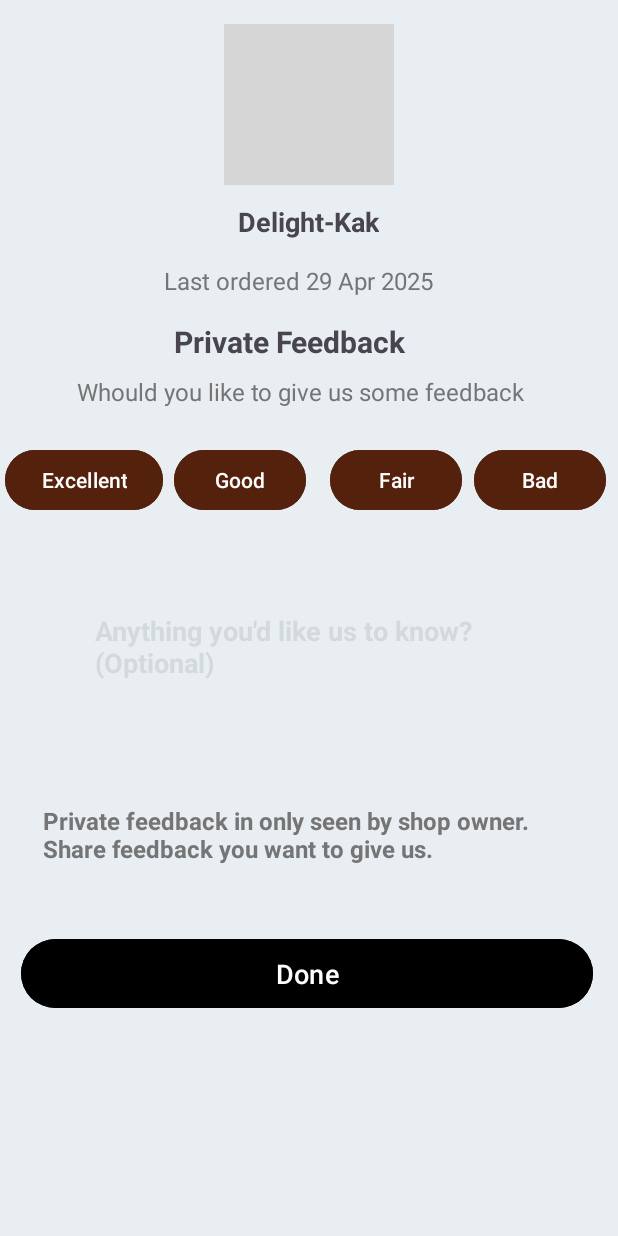
After one commit to Remy2404/coffeecorner, an Android app: the layout fragment_heng_user.xml on its own in the app's theme, with its tools: preview values and no code run, on a phone screen of 412 x 824 dp. The commit adds this screen. Run offline under Robolectric (Android 15) with nearby library versions, the phone set to English and light mode, and no system bars; grey boxes are pictures that could not be loaded.

Commit message:
feedback

```diff
--- a/app/src/main/java/com/coffeecorner/app/fragments/EditProfileFragment.java
+++ b/app/src/main/java/com/coffeecorner/app/fragments/EditProfileFragment.java
@@ -46,7 +46,6 @@ import de.hdodenhof.circleimageview.CircleImageView;
 import io.github.jan.supabase.postgrest.Postgrest;
 import io.github.jan.supabase.storage.Storage;
 import io.github.jan.supabase.storage.StorageFile;
-import io.github.jan.supabase.storage.UploadData;
 
 public class EditProfileFragment extends Fragment {
 
@@ -335,7 +334,7 @@ public class EditProfileFragment extends Fragment {
                     .getSupabase()
                     .getPlugin(Storage.class)
                     .from("profile-images")
-                    .upload(new StorageFile(fileName), UploadData.from(imageData))
+                    .upload(new StorageFile(fileName), imageData)
                     .executeWithResponseHandlers(
                             response -> {
                                 // Get public URL
--- a/app/src/main/java/com/coffeecorner/app/models/Product.java
+++ b/app/src/main/java/com/coffeecorner/app/models/Product.java
@@ -183,4 +183,28 @@ public class Product {
     public boolean hasAddons() {
         return availableAddons != null && availableAddons.size() > 0;
     }
+
+    @Override
+    public boolean equals(Object o) {
+        if (this == o) return true;
+        if (o == null || getClass() != o.getClass()) return false;
+        Product product = (Product) o;
+        return Double.compare(product.price, price) == 0 &&
+                isFeatured == product.isFeatured &&
+                isAvailable == product.isAvailable &&
+                Float.compare(product.rating, rating) == 0 &&
+                calories == product.calories &&
+                java.util.Objects.equals(id, product.id) &&
+                java.util.Objects.equals(name, product.name) &&
+                java.util.Objects.equals(description, product.description) &&
+                java.util.Objects.equals(category, product.category) &&
+                java.util.Objects.equals(imageUrl, product.imageUrl) &&
+                java.util.Objects.equals(availableSizes, product.availableSizes) &&
+                java.util.Objects.equals(availableAddons, product.availableAddons);
+    }
+
+    @Override
+    public int hashCode() {
+        return java.util.Objects.hash(id, name, description, price, category, imageUrl, isFeatured, isAvailable, availableSizes, availableAddons, rating, calories);
+    }
 }
--- a/app/src/main/java/io/github/jan/supabase/storage/UploadData.java
+++ b/app/src/main/java/io/github/jan/supabase/storage/UploadData.java
@@ -1,29 +1,4 @@
 package io.github.jan.supabase.storage;
 
-/**
- * Custom implementation of UploadData for compatibility
- */
-public class UploadData {
-    private final byte[] data;
-
-    private UploadData(byte[] data) {
-        this.data = data;
-    }
-
-    /**
-     * Creates upload data from byte array
-     * @param data The data to upload
-     * @return The UploadData object
-     */
-    public static UploadData from(byte[] data) {
-        return new UploadData(data);
-    }
-
-    /**
-     * Gets the data to upload
-     * @return The data as byte array
-     */
-    public byte[] getData() {
-        return data;
-    }
-}
+// Supabase
+// Removed local UploadData.java to avoid duplicate class error
--- a/app/src/main/res/layout/activity_about_us.xml
+++ b/app/src/main/res/layout/activity_about_us.xml
@@ -466,7 +466,7 @@
                         android:layout_height="wrap_content"
                         android:layout_marginTop="12dp"
                         android:gravity="center_vertical"
-                        android:orientation="horizontal">
+                        android:orientation="horizontal">+-+
 
                         <ImageView
                             android:layout_width="24dp"
--- /dev/null
+++ b/app/src/main/res/layout/fragment_heng_user.xml
@@ -0,0 +1,157 @@
+<?xml version="1.0" encoding="utf-8"?>
+<androidx.constraintlayout.widget.ConstraintLayout xmlns:android="http://schemas.android.com/apk/res/android"
+    xmlns:app="http://schemas.android.com/apk/res-auto"
+    xmlns:tools="http://schemas.android.com/tools"
+    android:layout_width="match_parent"
+    android:layout_height="match_parent">
+
+    <Button
+        android:id="@+id/good"
+        android:layout_width="wrap_content"
+        android:layout_height="wrap_content"
+        android:layout_marginTop="24dp"
+        android:layout_marginEnd="16dp"
+        android:backgroundTint="@color/brown1"
+        android:text="Good"
+        app:layout_constraintEnd_toStartOf="@+id/fair"
+        app:layout_constraintTop_toBottomOf="@+id/textView4" />
+
+    <Button
+        android:id="@+id/excerllent"
+        android:layout_width="wrap_content"
+        android:layout_height="wrap_content"
+        android:layout_marginTop="24dp"
+        android:backgroundTint="@color/brown1"
+        android:text="Excellent"
+        app:layout_constraintEnd_toStartOf="@+id/good"
+        app:layout_constraintHorizontal_bias="0.285"
+        app:layout_constraintStart_toStartOf="parent"
+        app:layout_constraintTop_toBottomOf="@+id/textView4" />
+
+    <Button
+        android:id="@+id/fair"
+        android:layout_width="wrap_content"
+        android:layout_height="wrap_content"
+        android:layout_marginTop="24dp"
+        android:layout_marginEnd="8dp"
+        android:backgroundTint="@color/brown1"
+        android:text="Fair"
+        app:layout_constraintEnd_toStartOf="@+id/bad"
+        app:layout_constraintTop_toBottomOf="@+id/textView4" />
+
+    <Button
+        android:id="@+id/bad"
+        android:layout_width="wrap_content"
+        android:layout_height="wrap_content"
+        android:layout_marginTop="24dp"
+        android:layout_marginEnd="8dp"
+        android:backgroundTint="@color/brown1"
+        android:text="Bad"
+        app:layout_constraintBottom_toBottomOf="@+id/fair"
+        app:layout_constraintEnd_toEndOf="parent"
+        app:layout_constraintTop_toBottomOf="@+id/textView4"
+        app:layout_constraintVertical_bias="0.0" />
+
+    <ImageView
+        android:id="@+id/imageView"
+        android:layout_width="113dp"
+        android:layout_height="107dp"
+        android:layout_marginTop="16dp"
+        app:layout_constraintEnd_toEndOf="parent"
+        app:layout_constraintStart_toStartOf="parent"
+        app:layout_constraintTop_toTopOf="parent"
+        tools:srcCompat="@tools:sample/avatars" />
+
+    <TextView
+        android:id="@+id/textView"
+        android:layout_width="wrap_content"
+        android:layout_height="wrap_content"
+        android:layout_marginTop="12dp"
+        android:text="Delight-Kak"
+        android:textSize="18sp"
+        android:textStyle="bold"
+        app:layout_constraintEnd_toEndOf="parent"
+        app:layout_constraintHorizontal_bias="0.498"
+        app:layout_constraintStart_toStartOf="parent"
+        app:layout_constraintTop_toBottomOf="@+id/imageView" />
+
+    <TextView
+        android:id="@+id/textView2"
+        android:layout_width="wrap_content"
+        android:layout_height="wrap_content"
+        android:layout_marginTop="16dp"
+        android:text="Last ordered 29 Apr 2025"
+        android:textColor="@color/text_secondary"
+        android:textSize="16sp"
+        app:layout_constraintEnd_toEndOf="parent"
+        app:layout_constraintHorizontal_bias="0.469"
+        app:layout_constraintStart_toStartOf="parent"
+        app:layout_constraintTop_toBottomOf="@+id/textView" />
+
+    <TextView
+        android:id="@+id/textView3"
+        android:layout_width="162dp"
+        android:layout_height="32dp"
+        android:layout_marginTop="16dp"
+        android:text="Private Feedback"
+        android:textSize="20sp"
+        android:textStyle="bold"
+        app:layout_constraintEnd_toEndOf="parent"
+        app:layout_constraintHorizontal_bias="0.465"
+        app:layout_constraintStart_toStartOf="parent"
+        app:layout_constraintTop_toBottomOf="@+id/textView2" />
+
+    <TextView
+        android:id="@+id/textView4"
+        android:layout_width="wrap_content"
+        android:layout_height="wrap_content"
+        android:layout_marginTop="4dp"
+        android:text="Whould you like to give us some feedback"
+        android:textColor="@color/text_secondary"
+        android:textSize="16sp"
+        app:layout_constraintEnd_toEndOf="parent"
+        app:layout_constraintHorizontal_bias="0.452"
+        app:layout_constraintStart_toStartOf="parent"
+        app:layout_constraintTop_toBottomOf="@+id/textView3" />
+
+    <TextView
+        android:id="@+id/textView5"
+        android:layout_width="355dp"
+        android:layout_height="49dp"
+        android:layout_marginTop="84dp"
+        android:text="Private feedback in only seen by shop owner. Share feedback you want to give us."
+        android:textColor="@color/text_secondary"
+        android:textSize="16sp"
+        android:textStyle="bold"
+        app:layout_constraintEnd_toEndOf="parent"
+        app:layout_constraintStart_toStartOf="parent"
+        app:layout_constraintTop_toBottomOf="@+id/textView6" />
+
+    <TextView
+        android:id="@+id/textView6"
+        android:layout_width="285dp"
+        android:layout_height="44dp"
+        android:layout_marginTop="64dp"
+        android:text="Anything you'd like us to know? (Optional)"
+        android:textColor="@color/gray1"
+        android:textSize="18sp"
+        android:textStyle="bold"
+        app:layout_constraintEnd_toEndOf="parent"
+        app:layout_constraintStart_toStartOf="parent"
+        app:layout_constraintTop_toBottomOf="@+id/excerllent" />
+
+    <Button
+        android:id="@+id/button5"
+        android:layout_width="381dp"
+        android:layout_height="54dp"
+        android:layout_marginTop="16dp"
+        android:backgroundTint="@color/black"
+        android:text="Done"
+        android:textSize="18sp"
+        app:layout_constraintBottom_toBottomOf="parent"
+        app:layout_constraintEnd_toEndOf="parent"
+        app:layout_constraintHorizontal_bias="0.466"
+        app:layout_constraintStart_toStartOf="parent"
+        app:layout_constraintTop_toBottomOf="@+id/textView5"
+        app:layout_constraintVertical_bias="0.123" />
+</androidx.constraintlayout.widget.ConstraintLayout>
--- a/app/src/main/res/layout/fragment_menu.xml
+++ b/app/src/main/res/layout/fragment_menu.xml
@@ -58,7 +58,9 @@
         app:tabMode="scrollable"
         app:tabSelectedTextColor="@color/color_02"
         app:tabTextColor="@color/text_secondary"
-        app:layout_constraintTop_toBottomOf="@id/appBarLayout">
+        app:layout_constraintTop_toBottomOf="@id/appBarLayout"
+        app:layout_constraintStart_toStartOf="parent"
+        app:layout_constraintEnd_toEndOf="parent">
 
         <com.google.android.material.tabs.TabItem
             android:layout_width="wrap_content"
--- a/app/src/main/res/values/colors.xml
+++ b/app/src/main/res/values/colors.xml
@@ -13,7 +13,7 @@
     <color name="color_04">#F1F7FC</color> <!-- Very light blue/gray -->
     <color name="color_05">#FFFFFF</color>
     <color name="color_06">#F1F7FC</color> <!-- Very light blue/gray -->
-    <color name="color_07">#E8EEF1</color> <!-- Light gray -->
+    <color name="color_07">#EEF0F2</color> <!-- Light gray -->
     <color name="color_08">#F1F7FC</color> <!-- Very light blue/gray -->
     <color name="color_09">#242424</color> <!-- Very dark gray -->
 
@@ -44,6 +44,11 @@
     <color name="noti">#13B2C3</color>
     <color name="p_acc">#E6A326</color>
     <color name="sec">#D95F69</color>
+
+    <!-- Gray colors -->
     <color name="gray">#808080</color>
     <color name="light_gray">#D3D3D3</color>
+    <color name="brown1">#54210C</color>
+    <color name="gray1">#2F7E8181</color>
+
 </resources>
--- a/app/src/main/res/values/strings.xml
+++ b/app/src/main/res/values/strings.xml
@@ -216,4 +216,5 @@
     <string name="ic_favorite_outline">Favorite outline</string>
     <string name="theme_switch">Theme Switch</string>
     <string name="switch_theme">Switch Theme</string>
+    <string name="forgot_password">Forgot password?</string>
 </resources>
--- a/gradle/libs.versions.toml
+++ b/gradle/libs.versions.toml
@@ -1,5 +1,5 @@
 [versions]
-agp = "8.9.1"
+agp = "8.8.2"
 junit = "4.13.2"
 junitVersion = "1.2.1"
 espressoCore = "3.6.1"
```
